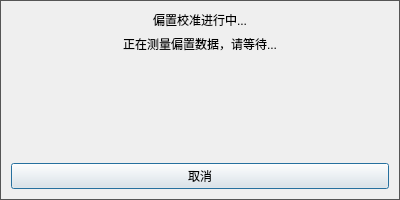
The window that src/ui/offset_calibration_dialog.ui (IceSugarZxy/MARS-pro) describes before a commit, drawn with Qt 5.
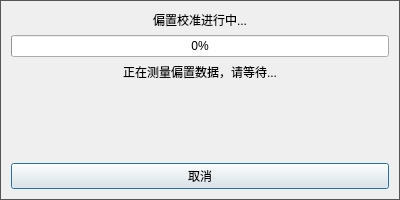
The same window after the commit.

What changed in the file:
```diff
--- a/src/ui/offset_calibration_dialog.ui
+++ b/src/ui/offset_calibration_dialog.ui
@@ -30,6 +30,13 @@
      </property>
     </widget>
    </item>
+   <item>
+    <widget class="QProgressBar" name="progress_bar">
+     <property name="value">
+      <number>0</number>
+     </property>
+    </widget>
+   </item>
    <item>
     <widget class="QLabel" name="label_status">
      <property name="text">
```
